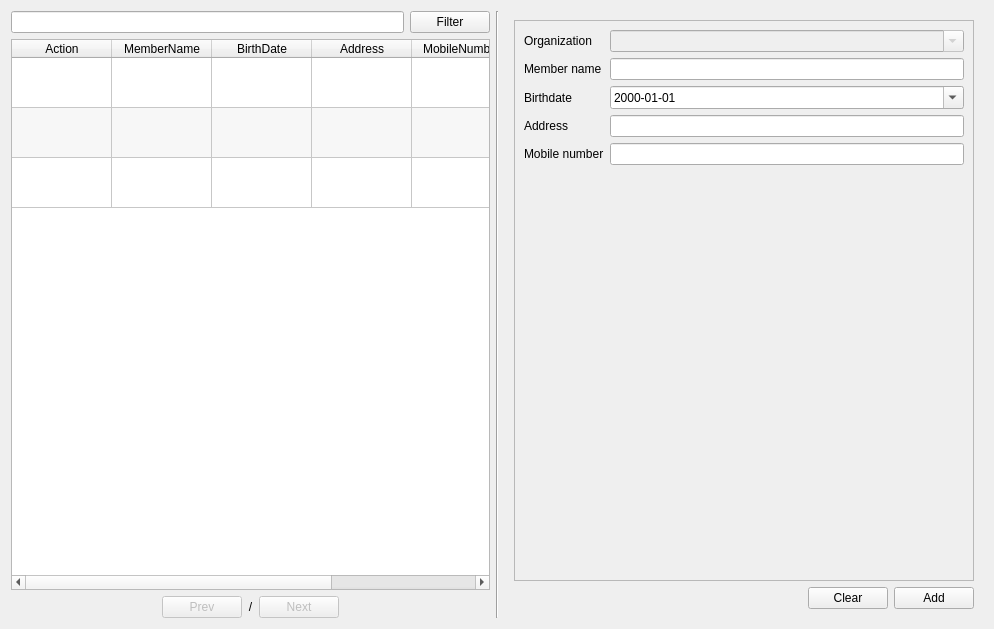
The window that app/views/templates/ManageMember.ui (rondalefloyd/mts-pos) describes before a commit, drawn with Qt 5.
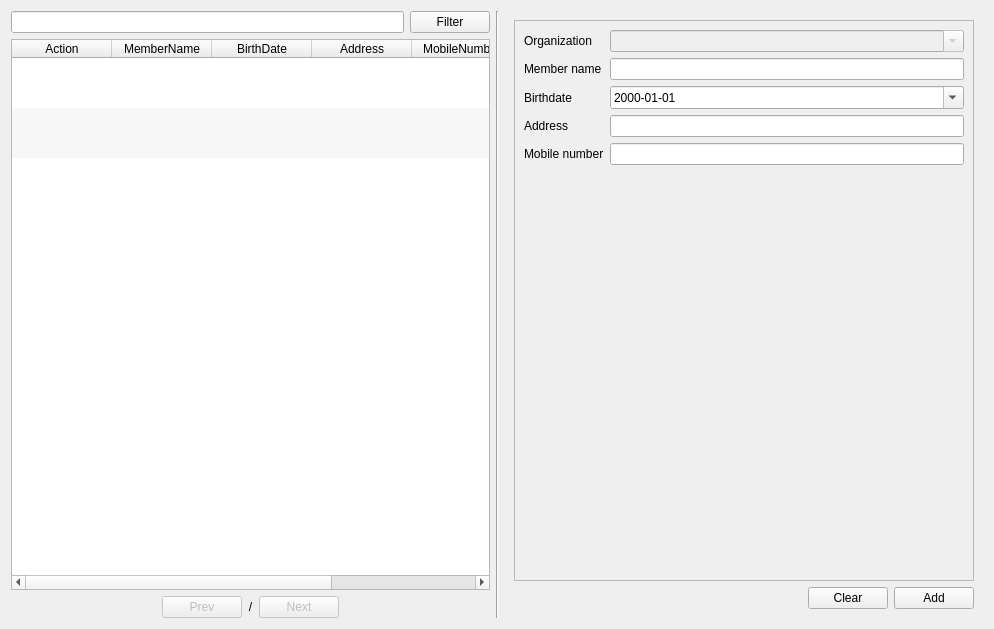
The same window after the commit.

```diff
--- a/app/views/templates/ManageMember.ui
+++ b/app/views/templates/ManageMember.ui
@@ -44,6 +44,9 @@
        <property name="horizontalScrollMode">
         <enum>QAbstractItemView::ScrollPerPixel</enum>
        </property>
+       <property name="showGrid">
+        <bool>false</bool>
+       </property>
        <property name="gridStyle">
         <enum>Qt::SolidLine</enum>
        </property>
```
